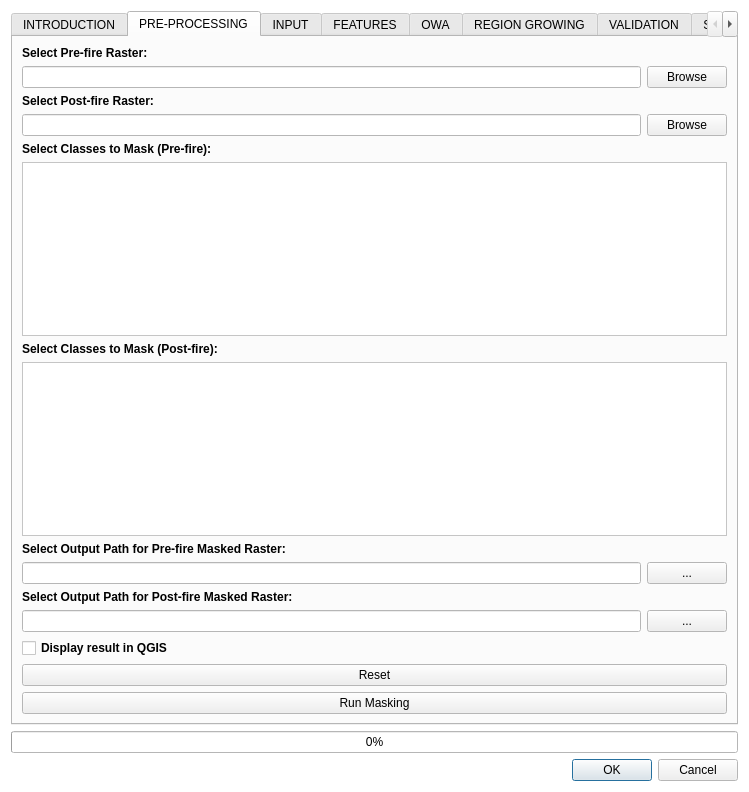
Before: the Qt Designer form BAD_dialog_base.ui in silviamacchi/bad_COPIA, drawn with Qt 5.
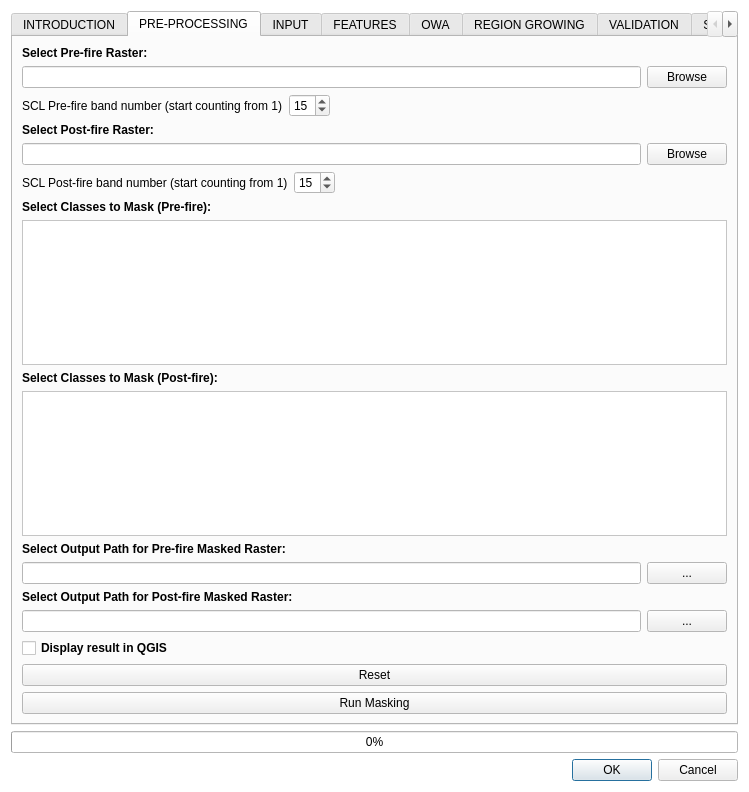
After: the same form once the commit is applied. The open tabs and pages were chosen to show the change. Custom widgets are drawn as their Qt base class.

Commit message: added spinbox to select SCL

Patch:
```diff
--- a/BAD_dialog_base.ui
+++ b/BAD_dialog_base.ui
@@ -283,6 +283,40 @@
          </item>
         </layout>
        </item>
+       <item>
+        <layout class="QHBoxLayout" name="horizontalLayoutPreFire_SCL">
+         <item>
+          <widget class="QLabel" name="label_SCL_pre">
+           <property name="text">
+            <string>SCL Pre-fire band number (start counting from 1)</string>
+           </property>
+          </widget>
+         </item>
+         <item>
+          <widget class="QSpinBox" name="spinBox_scl_pre">
+           <property name="maximum">
+            <number>24</number>
+           </property>
+           <property name="value">
+            <number>15</number>
+           </property>
+          </widget>
+         </item>
+         <item>
+          <spacer name="horizontalSpacer_15">
+           <property name="orientation">
+            <enum>Qt::Horizontal</enum>
+           </property>
+           <property name="sizeHint" stdset="0">
+            <size>
+             <width>40</width>
+             <height>20</height>
+            </size>
+           </property>
+          </spacer>
+         </item>
+        </layout>
+       </item>
        <item>
         <widget class="QLabel" name="labelPostFire">
          <property name="font">
@@ -313,6 +347,40 @@
          </item>
         </layout>
        </item>
+       <item>
+        <layout class="QHBoxLayout" name="horizontalLayoutPostFire_SCL">
+         <item>
+          <widget class="QLabel" name="label_SCL_post">
+           <property name="text">
+            <string>SCL Post-fire band number (start counting from 1)</string>
+           </property>
+          </widget>
+         </item>
+         <item>
+          <widget class="QSpinBox" name="spinBox_scl_post">
+           <property name="maximum">
+            <number>24</number>
+           </property>
+           <property name="value">
+            <number>15</number>
+           </property>
+          </widget>
+         </item>
+         <item>
+          <spacer name="horizontalSpacer_18">
+           <property name="orientation">
+            <enum>Qt::Horizontal</enum>
+           </property>
+           <property name="sizeHint" stdset="0">
+            <size>
+             <width>40</width>
+             <height>20</height>
+            </size>
+           </property>
+          </spacer>
+         </item>
+        </layout>
+       </item>
        <item>
         <widget class="QLabel" name="labelMaskClassesPreFire">
          <property name="font">
```
The commit also changes 1 other file.
